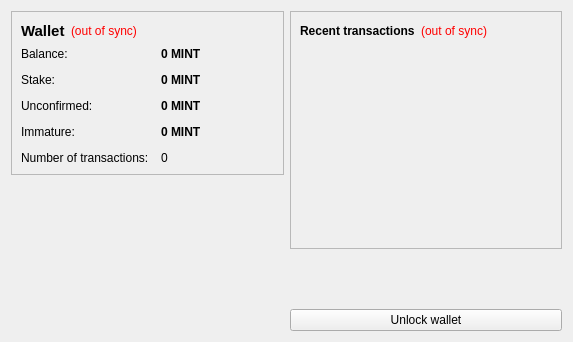
Old version of the form src/qt/forms/overviewpage.ui in the repository whalecoinproject/whalecoin.
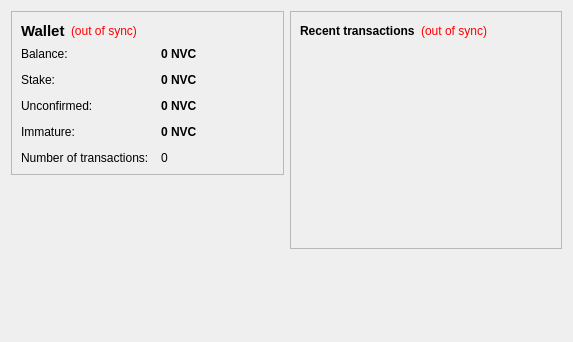
New version of the form. Icons and pictures are not drawn.

Patch:
```diff
--- a/src/qt/forms/overviewpage.ui
+++ b/src/qt/forms/overviewpage.ui
@@ -105,7 +105,7 @@
              <string>Your current balance</string>
             </property>
             <property name="text">
-             <string notr="true">0 MINT</string>
+             <string notr="true">0 NVC</string>
             </property>
             <property name="textInteractionFlags">
              <set>Qt::LinksAccessibleByMouse|Qt::TextSelectableByKeyboard|Qt::TextSelectableByMouse</set>
@@ -134,7 +134,7 @@
              <string>Total of coins that was staked, and do not yet count toward the current balance</string>
             </property>
             <property name="text">
-             <string notr="true">0 MINT</string>
+             <string notr="true">0 NVC</string>
             </property>
             <property name="textInteractionFlags">
              <set>Qt::LinksAccessibleByMouse|Qt::TextSelectableByKeyboard|Qt::TextSelectableByMouse</set>
@@ -163,7 +163,7 @@
              <string>Total of transactions that have yet to be confirmed, and do not yet count toward the current balance</string>
             </property>
             <property name="text">
-             <string notr="true">0 MINT</string>
+             <string notr="true">0 NVC</string>
             </property>
             <property name="textInteractionFlags">
              <set>Qt::LinksAccessibleByMouse|Qt::TextSelectableByKeyboard|Qt::TextSelectableByMouse</set>
@@ -189,7 +189,7 @@
              <string>Mined balance that has not yet matured</string>
             </property>
             <property name="text">
-             <string notr="true">0 MINT</string>
+             <string notr="true">0 NVC</string>
             </property>
             <property name="textInteractionFlags">
              <set>Qt::LinksAccessibleByMouse|Qt::TextSelectableByKeyboard|Qt::TextSelectableByMouse</set>
@@ -231,25 +231,6 @@
        </property>
       </spacer>
      </item>
-     <item>
-      <widget class="QLabel" name="label_6">
-       <property name="text">
-        <string/>
-       </property>
-       <property name="pixmap">
-        <pixmap resource="../bitcoin.qrc">:/images/backg</pixmap>
-       </property>
-       <property name="scaledContents">
-        <bool>false</bool>
-       </property>
-       <property name="alignment">
-        <set>Qt::AlignCenter</set>
-       </property>
-       <property name="margin">
-        <number>-2</number>
-       </property>
-      </widget>
-     </item>
     </layout>
    </item>
    <item>
@@ -338,13 +319,6 @@
        </property>
       </spacer>
      </item>
-     <item>
-      <widget class="QPushButton" name="unlockWalletButton">
-       <property name="text">
-        <string>Unlock wallet</string>
-       </property>
-      </widget>
-     </item>
     </layout>
    </item>
   </layout>
```
Left out of the diff: 4 changed lines with no effect on the pictures.
